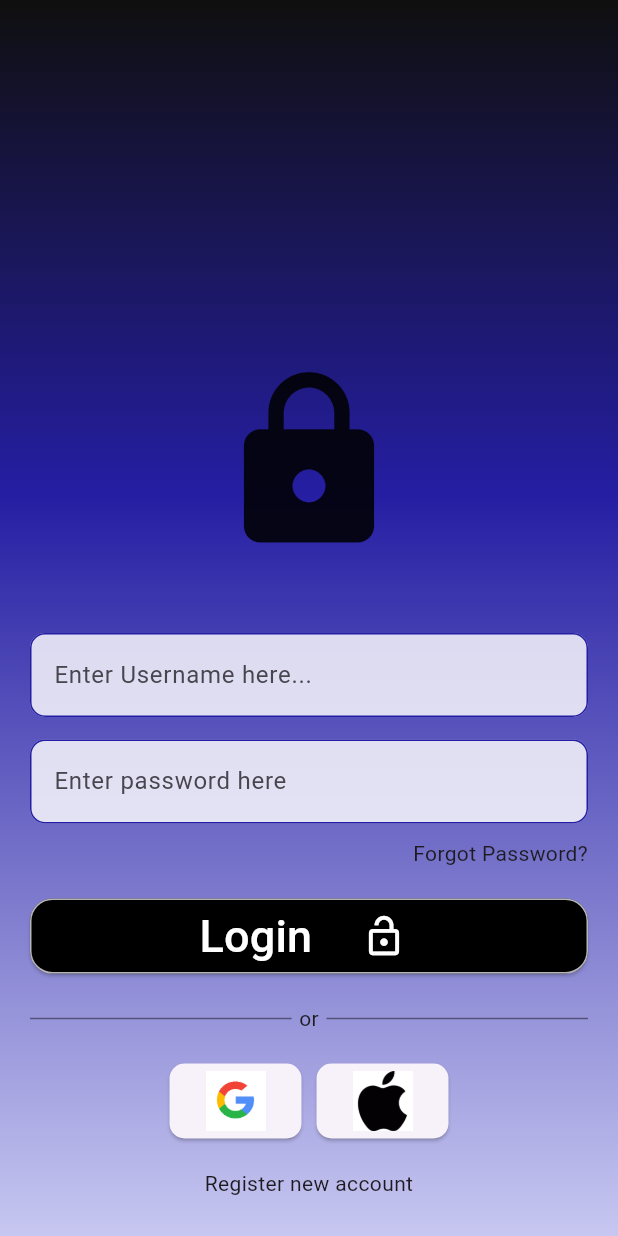
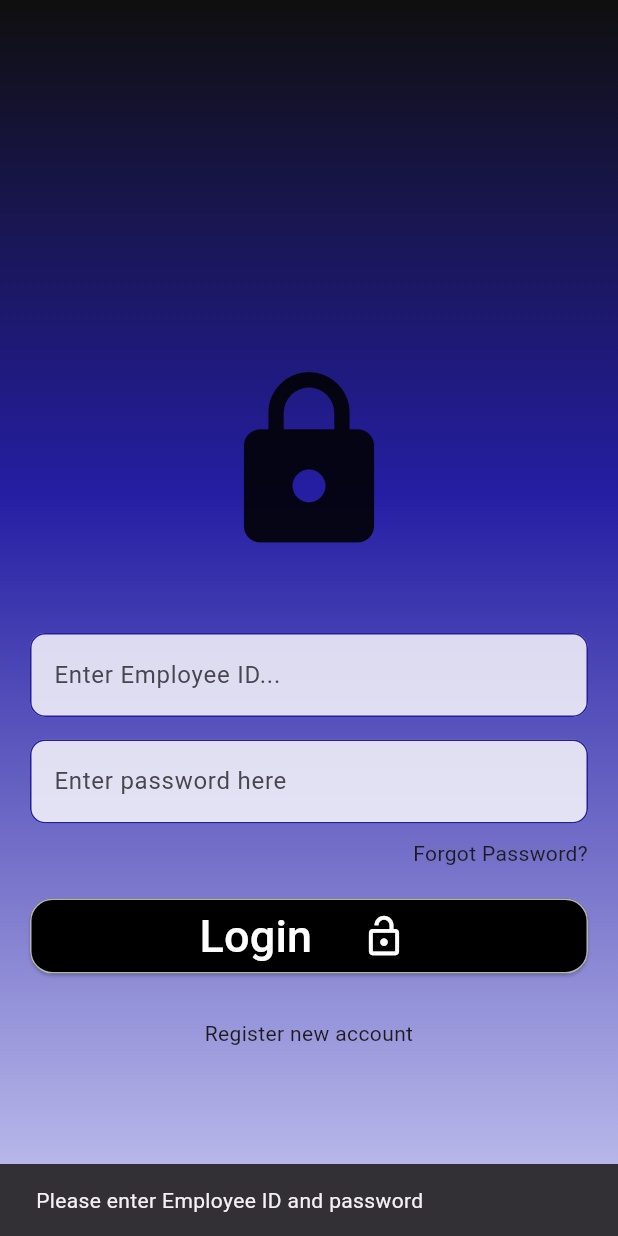
Before and after one commit to CosmosG99/SwachhTrack, a Flutter app: the Login screen opened directly, after a tap on "Login", on a phone screen of 412 x 824 dp. Run offline on Flutter 3.47's test engine with Material 3 defaults, Android fonts, the phone set to English and light mode, and no system bars; our stand-ins replace flutter_map, geolocator, image_picker, latlong2, shared_preferences; missing offline and left inert: mobile_scanner; accounts and stored records are empty.

Commit message:
login page

```diff
--- a/frontend/lib/Pages/login_page.dart
+++ b/frontend/lib/Pages/login_page.dart
@@ -1,7 +1,9 @@
 import 'package:flutter/material.dart';
+import 'package:swacchtrack/Pages/homepage.dart';
 import 'package:swacchtrack/Pages/signup_page.dart';
 import 'package:swacchtrack/Util/buttons.dart';
 import 'package:swacchtrack/Util/textfields.dart';
+import 'package:swacchtrack/services/api_service.dart';
 
 class Login extends StatefulWidget {
   const Login({super.key});
@@ -11,8 +13,47 @@ class Login extends StatefulWidget {
 }
 
 class _LoginState extends State<Login> {
-  final userController = TextEditingController();
+  final employeeIdController = TextEditingController();
   final passwordController = TextEditingController();
+  bool _isLoading = false;
+
+  Future<void> _handleLogin() async {
+    final employeeId = employeeIdController.text.trim();
+    final password = passwordController.text.trim();
+
+    if (employeeId.isEmpty || password.isEmpty) {
+      ScaffoldMessenger.of(context).showSnackBar(
+        const SnackBar(content: Text('Please enter Employee ID and password')),
+      );
+      return;
+    }
+
+    setState(() => _isLoading = true);
+
+    try {
+      await ApiService.login(employeeId, password);
+
+      if (!mounted) return;
+
+      // Navigate to HomePage and remove Login from the stack
+      Navigator.pushReplacement(
+        context,
+        MaterialPageRoute(builder: (_) => const HomePage()),
+      );
+    } on ApiException catch (e) {
+      if (!mounted) return;
+      ScaffoldMessenger.of(context).showSnackBar(
+        SnackBar(content: Text(e.message)),
+      );
+    } catch (e) {
+      if (!mounted) return;
+      ScaffoldMessenger.of(context).showSnackBar(
+        const SnackBar(content: Text('Connection error. Please try again.')),
+      );
+    } finally {
+      if (mounted) setState(() => _isLoading = false);
+    }
+  }
 
   @override
   Widget build(BuildContext context) {
@@ -54,8 +95,8 @@ class _LoginState extends State<Login> {
                   child: Column(
                     children: [
                       TextFields(
-                        controller: userController,
-                        hinttext: "Enter Username here...",
+                        controller: employeeIdController,
+                        hinttext: "Enter Employee ID...",
                         obscure: false,
                       ),
 
@@ -79,43 +120,18 @@ class _LoginState extends State<Login> {
 
                       SizedBox(height: 20),
 
-                      Buttons(onPressed: () {}, buttonText: "Login"),
+                      // Show spinner while loading, otherwise show Login button
+                      _isLoading
+                          ? const CircularProgressIndicator(
+                              color: Colors.white,
+                            )
+                          : Buttons(
+                              onPressed: _handleLogin,
+                              buttonText: "Login",
+                            ),
 
-                      SizedBox(height: 20),
+                      SizedBox(height: 30),
 
-                      Row(
-                        mainAxisAlignment: MainAxisAlignment.spaceEvenly,
-                        children: [
-                          Expanded(child: Divider(color: Colors.black45)),
-
-                          Padding(
-                            padding: const EdgeInsets.symmetric(horizontal: 5),
-                            child: Text("or"),
-                          ),
-
-                          Expanded(child: Divider(color: Colors.black45)),
-                        ],
-                      ),
-
-                      SizedBox(height: 20),
-
-                      Row(
-                        mainAxisAlignment: MainAxisAlignment.center,
-
-                        children: [
-                          GoogleLoginButton(
-                            onpressed: () {},
-                            buttonType: "google",
-                          ),
-                          SizedBox(width: 10),
-                          GoogleLoginButton(
-                            onpressed: () {},
-                            buttonType: "mac",
-                          ),
-                        ],
-                      ),
-
-                      SizedBox(height: 20),
                       GestureDetector(
                         onTap: () {
                           Navigator.push(
--- a/frontend/lib/main.dart
+++ b/frontend/lib/main.dart
@@ -1,5 +1,7 @@
 import 'package:flutter/material.dart';
 import 'package:swacchtrack/Pages/homepage.dart';
+import 'package:swacchtrack/Pages/login_page.dart';
+import 'package:swacchtrack/services/api_service.dart';
 import 'package:swacchtrack/services/location_services.dart';
 
 void main() async {
@@ -11,17 +13,22 @@ void main() async {
     print('[GPS] LocationService init failed: $e');
   }
 
-  runApp(const MyApp());
+  // Check if user is already logged in
+  final isLoggedIn = await ApiService.isLoggedIn();
+
+  runApp(MyApp(isLoggedIn: isLoggedIn));
 }
 
 class MyApp extends StatelessWidget {
-  const MyApp({super.key});
+  final bool isLoggedIn;
+
+  const MyApp({super.key, required this.isLoggedIn});
 
   @override
   Widget build(BuildContext context) {
-    return const MaterialApp(
+    return MaterialApp(
       debugShowCheckedModeBanner: false,
-      home: HomePage(),
+      home: isLoggedIn ? const HomePage() : const Login(),
     );
   }
 }
--- /dev/null
+++ b/frontend/lib/services/api_service.dart
@@ -0,0 +1,113 @@
+import 'dart:convert';
+import 'package:http/http.dart' as http;
+import 'package:shared_preferences/shared_preferences.dart';
+
+class ApiService {
+  static const String baseUrl =
+      'https://swachhtrack-4gnt.onrender.com/api/v1';
+
+  // ── Keys for SharedPreferences ──
+  static const String _tokenKey = 'auth_token';
+  static const String _userKey = 'auth_user';
+
+  // ─────────────────────────────────
+  //  AUTH
+  // ─────────────────────────────────
+
+  /// Login with employee_id + password.
+  /// Returns `{ "token": "...", "user": { ... } }` on success.
+  static Future<Map<String, dynamic>> login(
+    String employeeId,
+    String password,
+  ) async {
+    final response = await http.post(
+      Uri.parse('$baseUrl/auth/login'),
+      headers: {'Content-Type': 'application/json'},
+      body: jsonEncode({
+        'employee_id': employeeId,
+        'password': password,
+      }),
+    );
+
+    final body = jsonDecode(response.body) as Map<String, dynamic>;
+
+    if (response.statusCode == 200) {
+      // Persist token + user
+      final prefs = await SharedPreferences.getInstance();
+      await prefs.setString(_tokenKey, body['token']);
+      await prefs.setString(_userKey, jsonEncode(body['user']));
+      return body;
+    } else {
+      throw ApiException(
+        body['error'] ?? 'Login failed',
+        response.statusCode,
+      );
+    }
+  }
+
+  /// Get the currently logged-in user's profile from the server.
+  static Future<Map<String, dynamic>> getMe() async {
+    final token = await getToken();
+    if (token == null) throw ApiException('Not authenticated', 401);
+
+    final response = await http.get(
+      Uri.parse('$baseUrl/auth/me'),
+      headers: {
+        'Content-Type': 'application/json',
+        'Authorization': 'Bearer $token',
+      },
+    );
+
+    final body = jsonDecode(response.body) as Map<String, dynamic>;
+
+    if (response.statusCode == 200) {
+      return body;
+    } else {
+      throw ApiException(
+        body['error'] ?? 'Failed to fetch profile',
+        response.statusCode,
+      );
+    }
+  }
+
+  // ─────────────────────────────────
+  //  TOKEN HELPERS
+  // ─────────────────────────────────
+
+  static Future<String?> getToken() async {
+    final prefs = await SharedPreferences.getInstance();
+    return prefs.getString(_tokenKey);
+  }
+
+  static Future<Map<String, dynamic>?> getSavedUser() async {
+    final prefs = await SharedPreferences.getInstance();
+    final userStr = prefs.getString(_userKey);
+    if (userStr == null) return null;
+    return jsonDecode(userStr) as Map<String, dynamic>;
+  }
+
+  static Future<void> logout() async {
+    final prefs = await SharedPreferences.getInstance();
+    await prefs.remove(_tokenKey);
+    await prefs.remove(_userKey);
+  }
+
+  static Future<bool> isLoggedIn() async {
+    final token = await getToken();
+    return token != null && token.isNotEmpty;
+  }
+}
+
+// ─────────────────────────────────
+//  Custom exception
+// ─────────────────────────────────
+
+class ApiException implements Exception {
+  final String message;
+  final int statusCode;
+
+  ApiException(this.message, this.statusCode);
+
+  @override
+  String toString() => 'ApiException($statusCode): $message';
+}
--- a/frontend/pubspec.yaml
+++ b/frontend/pubspec.yaml
@@ -38,6 +38,7 @@ dependencies:
   flutter_map: ^6.1.0
   latlong2: ^0.9.1
   geolocator: ^14.0.2
+  shared_preferences: ^2.3.5
   flutter_background_service: ^5.1.0
   flutter_background_service_android: ^6.3.1
 
```
Also changed, not shown: frontend/lib/Pages/signup_page.dart (+42 -36 lines), frontend/pubspec.lock, 3 other files.
